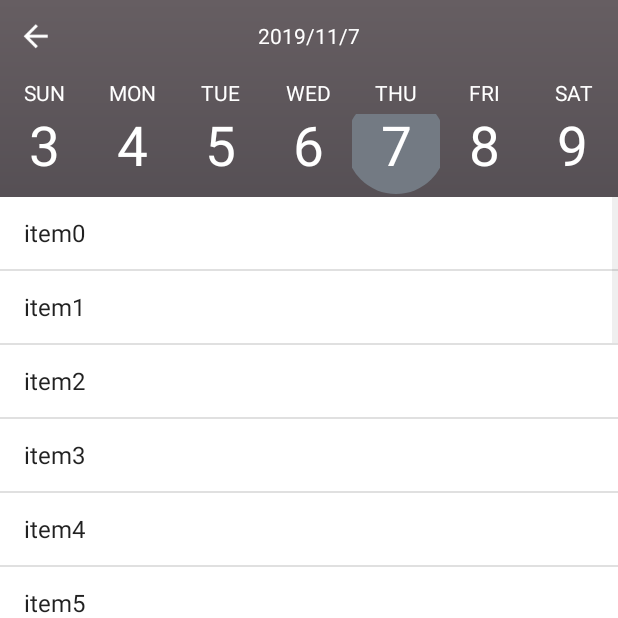
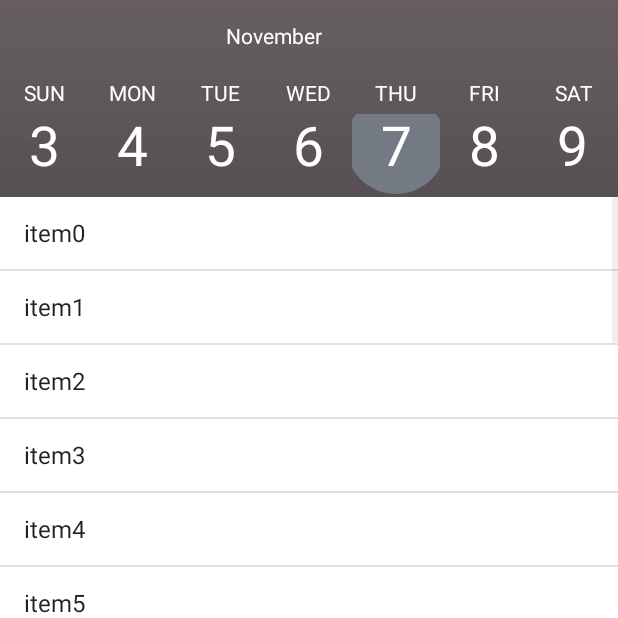
Before and after one commit to KunoiSayami/1081-calenderview, an Android app: the DingdingActivity screen opened directly, with no data from a screen before it, on a phone screen of 412 x 824 dp, the top half of it. Run offline under Robolectric (Android 15) with nearby library versions, the phone set to English and light mode, and no system bars; our stand-ins replace ButterKnife.

Commit message:
Change title to show month string

```diff
--- a/app/src/main/java/com/codbking/calendar/exaple/DingdingActivity.java
+++ b/app/src/main/java/com/codbking/calendar/exaple/DingdingActivity.java
@@ -1,7 +1,10 @@
 package com.codbking.calendar.exaple;
 
 import android.os.Bundle;
+import android.os.StrictMode;
+import android.support.annotation.StringRes;
 import android.support.v7.app.AppCompatActivity;
+import android.util.Log;
 import android.view.LayoutInflater;
 import android.view.View;
 import android.view.ViewGroup;
@@ -32,6 +35,8 @@ public class DingdingActivity extends AppCompatActivity {
 	ListView mList;
 	@BindView(R.id.title)
 	TextView mTitle;
+
+	private static String TAG = "log_dingding";
 
 	@Override
 	protected void onCreate(Bundle savedInstanceState) {
@@ -65,12 +70,12 @@ public class DingdingActivity extends AppCompatActivity {
 		mCalendarDateView.setOnItemClickListener(new CalendarView.OnItemClickListener() {
 			@Override
 			public void onItemClick(View view, int postion, CalendarBean bean) {
-                mTitle.setText(bean.year + "/" + getDisPlayNumber(bean.moth) + "/" + getDisPlayNumber(bean.day));
+				mTitle.setText(getMonthString(bean.moth));
 			}
 		});
 
 		int[] data = CalendarUtil.getYMD(new Date());
-        mTitle.setText(data[0] + "/" + data[1] + "/" + data[2]);
+		mTitle.setText(getMonthString(data[1]));
 
 		mList.setAdapter(new BaseAdapter() {
 			@Override
@@ -102,13 +107,13 @@ public class DingdingActivity extends AppCompatActivity {
 		});
 
 	}
-
-    private String getDisPlayNumber(int num) {
-        return num < 10 ? "0" + num : "" + num;
+	private
+	String getMonthString(int num) {
+		Log.d(TAG, "getMonthString: num => " + num);
+		if (BuildConfig.DEBUG && !(num >= 0 && num < 12)) {
+			throw new AssertionError();
+		}
+		return getResources().getStringArray(R.array.month)[num - 1];
 	}
 
-    @OnClick(R.id.back)
-    public void onClick() {
-        finish();
 }
-}
--- a/app/src/main/res/layout/activity_dingding.xml
+++ b/app/src/main/res/layout/activity_dingding.xml
@@ -17,14 +17,6 @@
         android:orientation="horizontal"
         >
 
-        <ImageView
-            android:id="@+id/back"
-            android:layout_width="wrap_content"
-            android:layout_height="wrap_content"
-            android:background="@drawable/actbar_home_up_indicator_white_normal"
-            android:scaleType="fitCenter"
-            />
-
         <TextView
             android:id="@+id/title"
             android:layout_width="0dp"
@@ -32,8 +24,7 @@
             android:layout_weight="1"
             android:gravity="center"
             android:text="2016/10/10"
-            android:textColor="#ffffff"
-            />
+            android:textColor="#ffffff" />
 
         <View
             android:layout_width="48dp"
--- a/app/src/main/res/values/strings.xml
+++ b/app/src/main/res/values/strings.xml
@@ -1,3 +1,17 @@
 <resources>
     <string name="app_name">CalendarExaple</string>
+    <string-array name="month">
+        <item>January</item>
+        <item>February</item>
+        <item>March</item>
+        <item>April</item>
+        <item>May</item>
+        <item>June</item>
+        <item>July</item>
+        <item>August</item>
+        <item>September</item>
+        <item>October</item>
+        <item>November</item>
+        <item>December</item>
+    </string-array>
 </resources>
```
Also changed, not shown: app/src/main/res/drawable/shapne.xml (deleted, +0 -42 lines), app/src/main/res/layout/test.xml (deleted, +0 -8 lines). Lines whose indentation alone changed are shown as unchanged.
